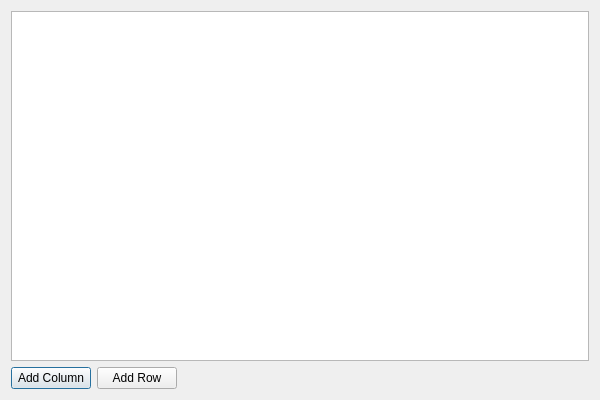
Above: widgets/StcTablesCreator.ui from baziorek/STC_editor before the change. Below: the same form after it.
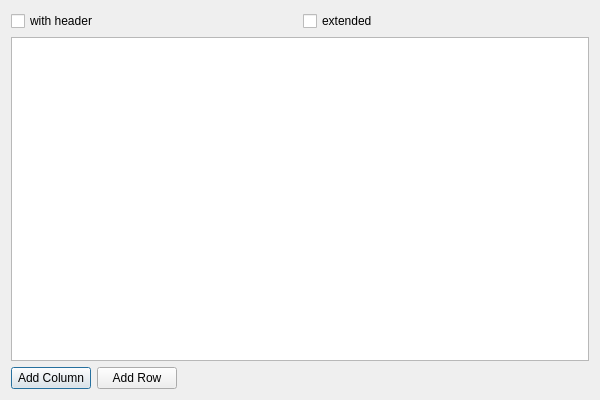
That is the form after the change.

Commit message: StcTablesCreator finally works with multiple rows (parsing works)

Patch:
```diff
--- a/widgets/StcTablesCreator.ui
+++ b/widgets/StcTablesCreator.ui
@@ -13,17 +13,31 @@
   <property name="windowTitle">
    <string>Table Editor</string>
   </property>
-  <layout class="QVBoxLayout" name="verticalLayout">
-   <item>
+  <layout class="QGridLayout" name="gridLayout">
+   <item row="0" column="0">
+    <widget class="QCheckBox" name="headerCheckBox">
+     <property name="text">
+      <string>with header</string>
+     </property>
+    </widget>
+   </item>
+   <item row="0" column="1">
+    <widget class="QCheckBox" name="extendedCheckBox">
+     <property name="text">
+      <string>extended</string>
+     </property>
+    </widget>
+   </item>
+   <item row="1" column="0" colspan="2">
     <widget class="QTableWidget" name="tableWidget">
      <property name="editTriggers">
-      <set>QAbstractItemView::DoubleClicked|QAbstractItemView::EditKeyPressed</set>
+      <set>QAbstractItemView::EditTrigger::DoubleClicked|QAbstractItemView::EditTrigger::EditKeyPressed</set>
      </property>
      <property name="selectionMode">
-      <enum>QAbstractItemView::SingleSelection</enum>
+      <enum>QAbstractItemView::SelectionMode::SingleSelection</enum>
      </property>
      <property name="selectionBehavior">
-      <enum>QAbstractItemView::SelectItems</enum>
+      <enum>QAbstractItemView::SelectionBehavior::SelectItems</enum>
      </property>
      <attribute name="horizontalHeaderDefaultSectionSize">
       <number>120</number>
@@ -33,7 +47,7 @@
      </attribute>
     </widget>
    </item>
-   <item>
+   <item row="2" column="0" colspan="2">
     <layout class="QHBoxLayout" name="buttonLayout">
      <property name="spacing">
       <number>6</number>
@@ -61,7 +75,7 @@
      <item>
       <spacer name="horizontalSpacer">
        <property name="orientation">
-        <enum>Qt::Horizontal</enum>
+        <enum>Qt::Orientation::Horizontal</enum>
        </property>
        <property name="sizeHint" stdset="0">
         <size>
```
The commit also changes 1 other file.
